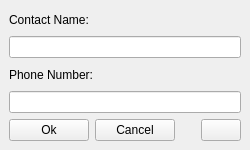
The window that share/skins/default/addrbook.ui (itds-consulting/yate) describes before a commit, drawn with Qt 5.
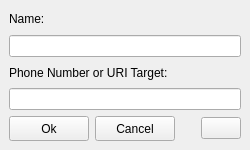
The same window after the commit. Icons and pictures are not drawn.

```diff
--- a/share/skins/default/addrbook.ui
+++ b/share/skins/default/addrbook.ui
@@ -52,7 +52,7 @@
       <string>Name used to identify this contact</string>
      </property>
      <property name="text" >
-      <string>Contact Name:</string>
+      <string>Name:</string>
      </property>
     </widget>
    </item>
@@ -69,7 +69,7 @@
       <string>Number or URI used to reach this contact</string>
      </property>
      <property name="text" >
-      <string>Phone Number:</string>
+      <string>Phone Number or URI Target:</string>
      </property>
     </widget>
    </item>
@@ -99,6 +99,18 @@
      </property>
      <item>
       <widget class="QPushButton" name="abk_accept" >
+       <property name="minimumSize" >
+        <size>
+         <width>0</width>
+         <height>25</height>
+        </size>
+       </property>
+       <property name="maximumSize" >
+        <size>
+         <width>16777215</width>
+         <height>25</height>
+        </size>
+       </property>
        <property name="toolTip" >
         <string>Update the contact data</string>
        </property>
@@ -109,12 +121,33 @@
      </item>
      <item>
       <widget class="QPushButton" name="button_hide" >
+       <property name="minimumSize" >
+        <size>
+         <width>0</width>
+         <height>25</height>
+        </size>
+       </property>
+       <property name="maximumSize" >
+        <size>
+         <width>16777215</width>
+         <height>25</height>
+        </size>
+       </property>
        <property name="toolTip" >
         <string>Abandon changes and exit</string>
        </property>
        <property name="text" >
         <string>Cancel</string>
        </property>
+       <property name="icon" >
+        <iconset>close.png</iconset>
+       </property>
+       <property name="iconSize" >
+        <size>
+         <width>20</width>
+         <height>20</height>
+        </size>
+       </property>
       </widget>
      </item>
      <item>
```
Left out of the diff: 14 changed lines with no effect on the pictures.
